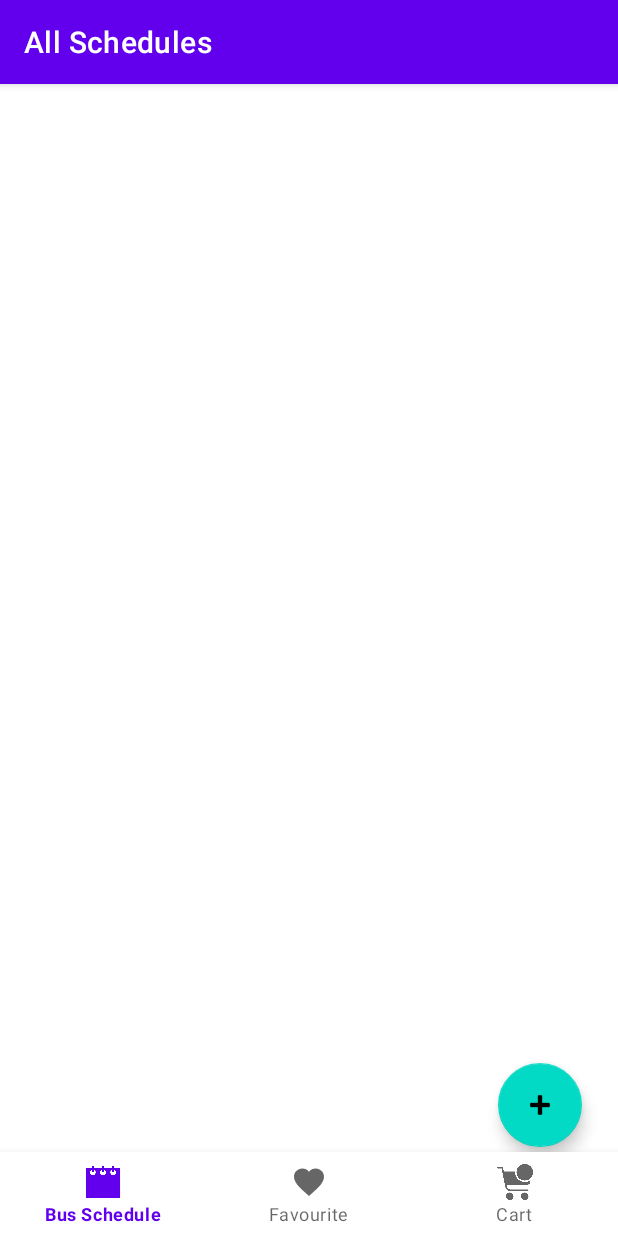
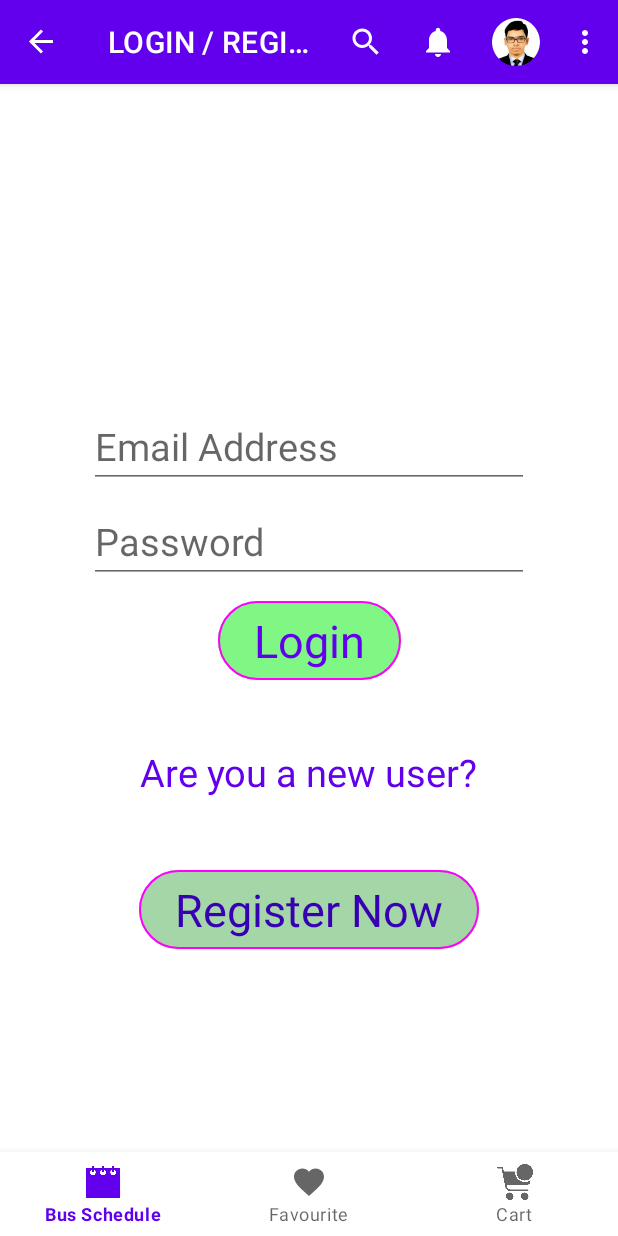
Before and after one commit to asrafulalam78/Bus-Ticket-Room-DB-DEMO, an Android app: the screen it shows after launch (MainActivity), on a phone screen of 412 x 824 dp. Run offline under Robolectric (Android 15) with nearby library versions, the phone set to English and light mode, and no system bars; our stand-ins replace Room's generated code, data binding, navigation-ui.

Commit message:
updated login and logout

```diff
--- a/app/build.gradle
+++ b/app/build.gradle
@@ -68,4 +68,8 @@ dependencies {
     implementation 'org.jetbrains.kotlinx:kotlinx-coroutines-core:1.3.5'
     implementation 'org.jetbrains.kotlinx:kotlinx-coroutines-android:1.6.4'
 
+    //DataStore
+    implementation "androidx.datastore:datastore-preferences:1.0.0"
+    implementation "androidx.lifecycle:lifecycle-livedata-ktx:2.5.0-alpha06"
+
 }
--- /dev/null
+++ b/app/src/main/java/com/mdasrafulalam78/roomdbdemo/LoginFragment.kt
@@ -0,0 +1,74 @@
+package com.mdasrafulalam78.roomdbdemo
+
+import android.os.Bundle
+import androidx.fragment.app.Fragment
+import android.view.LayoutInflater
+import android.view.Menu
+import android.view.View
+import android.view.ViewGroup
+import android.widget.Toast
+import androidx.fragment.app.activityViewModels
+import androidx.lifecycle.coroutineScope
+import androidx.navigation.fragment.findNavController
+import com.mdasrafulalam78.roomdbdemo.databinding.FragmentLoginBinding
+import com.mdasrafulalam78.roomdbdemo.databinding.FragmentNewScheduleBinding
+import com.mdasrafulalam78.roomdbdemo.model.UserModel
+import com.mdasrafulalam78.roomdbdemo.viewmodel.LoginViewModel
+import kotlinx.coroutines.launch
+
+class LoginFragment : Fragment() {
+    private lateinit var binding: FragmentLoginBinding
+    private lateinit var preference: LoginPreference
+    private val loginViewModel: LoginViewModel by activityViewModels()
+    override fun onCreate(savedInstanceState: Bundle?) {
+        super.onCreate(savedInstanceState)
+        setHasOptionsMenu(false)
+    }
+
+    override fun onPrepareOptionsMenu(menu: Menu) {
+        super.onPrepareOptionsMenu(menu)
+        menu.clear()
+    }
+    override fun onCreateView(
+        inflater: LayoutInflater, container: ViewGroup?,
+        savedInstanceState: Bundle?
+    ): View? {
+        // Inflate the layout for this fragment
+        preference = LoginPreference(requireContext())
+        binding =  FragmentLoginBinding.inflate(layoutInflater, container, false)
+        loginViewModel.errMsgLD.observe(viewLifecycleOwner) {
+            Toast.makeText(requireActivity(), it, Toast.LENGTH_SHORT).show()
+        }
+        binding.loginBtn.setOnClickListener {
+            var email:String
+            var password: String
+            if (binding.emailInputET.text.isEmpty() || binding.passwordInputET.text.isEmpty()){
+                loginViewModel.errMsgLD.value = "Please enter EMAIL and PASSWORD"
+            }else{
+                 email = binding.emailInputET.text.toString()
+                 password = binding.passwordInputET.text.toString()
+                loginViewModel.login(email, password) {
+                    lifecycle.coroutineScope.launch {
+                        preference.setLoginStatus(true, it, requireContext())
+                        findNavController().popBackStack()
+                    }
+                }
+            }
+
+        }
+        binding.regBtn.setOnClickListener {
+            val email = binding.emailInputET.text.toString()
+            val password = binding.passwordInputET.text.toString()
+            val user = UserModel(
+                email = email, password = password
+            )
+            loginViewModel.register(user){
+                lifecycle.coroutineScope.launch {
+                    preference.setLoginStatus(true, it, requireContext())
+                    findNavController().popBackStack()
+                }
+            }
+        }
+        return binding.root
+    }
+}
--- a/app/src/main/java/com/mdasrafulalam78/roomdbdemo/MainActivity.kt
+++ b/app/src/main/java/com/mdasrafulalam78/roomdbdemo/MainActivity.kt
@@ -2,23 +2,39 @@ package com.mdasrafulalam78.roomdbdemo
 
 import androidx.appcompat.app.AppCompatActivity
 import android.os.Bundle
+import android.view.Menu
+import android.view.MenuInflater
+import android.view.MenuItem
+import android.widget.SearchView
+import android.widget.Toast
+import androidx.appcompat.widget.Toolbar
+import androidx.lifecycle.Observer
+import androidx.lifecycle.asLiveData
+import androidx.lifecycle.coroutineScope
+import androidx.lifecycle.lifecycleScope
 import androidx.navigation.NavController
 import androidx.navigation.findNavController
 import androidx.navigation.fragment.NavHostFragment
+import androidx.navigation.ui.AppBarConfiguration
 import androidx.navigation.ui.setupActionBarWithNavController
 import androidx.navigation.ui.setupWithNavController
 import com.mdasrafulalam78.roomdbdemo.R
 import kotlinx.android.synthetic.main.activity_main.*
+import kotlinx.coroutines.launch
 
 class MainActivity : AppCompatActivity() {
+    private lateinit var preference: LoginPreference
+    private lateinit var appBarConfiguration: AppBarConfiguration
     private lateinit var navController: NavController
     override fun onCreate(savedInstanceState: Bundle?) {
         super.onCreate(savedInstanceState)
         setContentView(R.layout.activity_main)
+        preference = LoginPreference(applicationContext)
         val navHostFragment = supportFragmentManager
             .findFragmentById(R.id.fragmentContainerView) as NavHostFragment
         navController = navHostFragment.navController
-        setupActionBarWithNavController(navController)
+        appBarConfiguration = AppBarConfiguration(navController.graph)
+        setupActionBarWithNavController(navController, appBarConfiguration)
         bottomNavigationView.setupWithNavController(navController)
 //        bottomNavigationView.itemIconTintList = null
         bottomNavigationView.setOnItemSelectedListener {
@@ -36,6 +52,40 @@ class MainActivity : AppCompatActivity() {
             }
         }
     }
+    override fun onCreateOptionsMenu(menu: Menu?): Boolean {
+        menuInflater.inflate(R.menu.toolbar_menu,menu)
+        val search = menu?.findItem(R.id.action_search)
+        val searchView = search?.actionView as SearchView
+        searchView.queryHint = "Search"
+        searchView.setOnQueryTextListener(object : SearchView.OnQueryTextListener {
+            override fun onQueryTextSubmit(query: String?): Boolean {
+
+                return true
+            }
+            override fun onQueryTextChange(newText: String?): Boolean {
+//                adapter.filter.filter(newText)
+                return true
+            }
+        })
+        return super.onCreateOptionsMenu(menu)
+    }
+    override fun onOptionsItemSelected(item: MenuItem): Boolean {
+        when (item.itemId){
+            R.id.action_notification -> Toast.makeText(this,"No new notification", Toast.LENGTH_SHORT).show()
+            R.id.action_message -> Toast.makeText(this,"No new messsage", Toast.LENGTH_SHORT).show()
+            R.id.action_search -> Toast.makeText(this,"Search is not implemented yet", Toast.LENGTH_SHORT).show()
+            R.id.logout -> {
+                preference.userIdFlow.asLiveData().observe(this, Observer {
+                    ScheduleListFragment.userId = it
+                })
+                lifecycle.coroutineScope.launch {
+                    preference.setLoginStatus(false, ScheduleListFragment.userId, this@MainActivity)
+                }
+            }
+        }
+        return super.onOptionsItemSelected(item)
+//                Toast.makeText(this,"Your Profile will be visible soon!",Toast.LENGTH_SHORT).show()
+        }
     override fun onSupportNavigateUp(): Boolean {
         return navController.navigateUp() || super.onSupportNavigateUp()
     }
--- a/app/src/main/java/com/mdasrafulalam78/roomdbdemo/ScheduleListFragment.kt
+++ b/app/src/main/java/com/mdasrafulalam78/roomdbdemo/ScheduleListFragment.kt
@@ -2,13 +2,16 @@ package com.mdasrafulalam78.roomdbdemo
 
 import android.os.Bundle
 import android.util.Log
+import android.view.*
 import androidx.fragment.app.Fragment
-import android.view.LayoutInflater
-import android.view.View
-import android.view.ViewGroup
+import android.widget.SearchView
 import android.widget.Toast
 import androidx.core.os.bundleOf
 import androidx.fragment.app.activityViewModels
+import androidx.lifecycle.Observer
+import androidx.lifecycle.asLiveData
+import androidx.lifecycle.coroutineScope
+import androidx.lifecycle.lifecycleScope
 import androidx.navigation.fragment.findNavController
 import androidx.recyclerview.widget.LinearLayoutManager
 import androidx.recyclerview.widget.RecyclerView
@@ -20,15 +23,33 @@ import com.mdasrafulalam78.roomdbdemo.databinding.FragmentScheduleListBinding
 import com.mdasrafulalam78.roomdbdemo.model.BusSchedule
 import com.mdasrafulalam78.roomdbdemo.model.Cart
 import com.mdasrafulalam78.roomdbdemo.viewmodel.ScheduleViewModel
+import kotlinx.coroutines.launch
 
 class ScheduleListFragment : Fragment()
 {
+    private lateinit var preference: LoginPreference
+    private var userId: Long = 0L
     private lateinit var binding: FragmentScheduleListBinding
     private val viewModel: ScheduleViewModel by activityViewModels()
+    override fun onCreate(savedInstanceState: Bundle?) {
+        super.onCreate(savedInstanceState)
+        setHasOptionsMenu(true)
+    }
     override fun onCreateView(
         inflater: LayoutInflater, container: ViewGroup?,
         savedInstanceState: Bundle?
     ): View? {
+        preference = LoginPreference(requireContext())
+        preference.isLoggedInFlow
+            .asLiveData()
+            .observe(viewLifecycleOwner){
+                if (!it) {
+                    findNavController().navigate(R.id.action_schedulListFragment_to_loginFragment)
+                }
+            }
+        preference.userIdFlow.asLiveData().observe(viewLifecycleOwner, Observer {
+            userId = it
+        })
         binding = FragmentScheduleListBinding.inflate(inflater, container, false)
         val scheduleAdapter = ScheduleAdapter(::onMenuItemClicked, ::updateFavorite)
         binding.scheduleRV.layoutManager = LinearLayoutManager(requireActivity())
@@ -54,6 +75,10 @@ class ScheduleListFragment : Fragment()
         return binding.root
     }
 
+    companion object{
+         var userId: Long = 0L
+    }
+
     private fun updateFavorite(schedule: BusSchedule) {
         viewModel.updateSchedule(schedule)
     }
@@ -69,5 +94,4 @@ class ScheduleListFragment : Fragment()
         }
     }
 
-
 }
--- /dev/null
+++ b/app/src/main/java/com/mdasrafulalam78/roomdbdemo/daos/UserDao.kt
@@ -0,0 +1,23 @@
+package com.mdasrafulalam78.roomdbdemo.daos
+
+import androidx.room.Dao
+import androidx.room.Delete
+import androidx.room.Insert
+import androidx.room.Query
+import androidx.room.Update
+import com.mdasrafulalam78.roomdbdemo.model.UserModel
+
+@Dao
+interface UserDao {
+    @Insert
+    suspend fun insertUser(userModel: UserModel) : Long
+
+    @Delete
+    suspend fun deleteUser(userModel: UserModel)
+
+    @Update
+    suspend fun updateUser(userModel: UserModel)
+
+    @Query("select * from tbl_user where email = :email")
+    suspend fun getUserByEmail(email: String) : UserModel?
+}
--- a/app/src/main/java/com/mdasrafulalam78/roomdbdemo/db/ScheduleDB.kt
+++ b/app/src/main/java/com/mdasrafulalam78/roomdbdemo/db/ScheduleDB.kt
@@ -7,12 +7,15 @@ import androidx.room.RoomDatabase
 import androidx.room.migration.Migration
 import androidx.sqlite.db.SupportSQLiteDatabase
 import com.mdasrafulalam78.roomdbdemo.daos.ScheduleDao
+import com.mdasrafulalam78.roomdbdemo.daos.UserDao
 import com.mdasrafulalam78.roomdbdemo.model.BusSchedule
 import com.mdasrafulalam78.roomdbdemo.model.Cart
+import com.mdasrafulalam78.roomdbdemo.model.UserModel
 
-@Database(entities = [BusSchedule::class,Cart::class], version = 1)
+@Database(entities = [BusSchedule::class,Cart::class, UserModel::class], version = 1)
 abstract class ScheduleDB : RoomDatabase(){
     abstract fun getScheduleDao() : ScheduleDao
+    abstract fun userDao() : UserDao
 
     companion object {
         private var db: ScheduleDB? = null
--- /dev/null
+++ b/app/src/main/java/com/mdasrafulalam78/roomdbdemo/prefdata/LoginPreference.kt
@@ -0,0 +1,47 @@
+package  com.mdasrafulalam78.roomdbdemo
+
+import android.content.Context
+import androidx.datastore.core.DataStore
+import androidx.datastore.preferences.core.*
+import androidx.datastore.preferences.preferencesDataStore
+import kotlinx.coroutines.flow.Flow
+import kotlinx.coroutines.flow.catch
+import kotlinx.coroutines.flow.map
+import java.io.IOException
+
+
+private const val prefName = "login_preference"
+private val Context.dataStore : DataStore<Preferences> by preferencesDataStore(
+    name = prefName
+)
+class LoginPreference(context: Context) {
+
+    private val isLoggedIn = booleanPreferencesKey("isLoggedIn")
+    private val userId = longPreferencesKey("user_id")
+
+    val isLoggedInFlow: Flow<Boolean> = context.dataStore.data
+        .catch {
+            if (it is IOException) {
+                emit(emptyPreferences())
+            }else {throw it}
+        }
+        .map {
+            it[isLoggedIn] ?: false
+        }
+
+    val userIdFlow: Flow<Long> = context.dataStore.data
+        .catch {
+            if (it is IOException) {
+                emit(emptyPreferences())
+            }else {throw it}
+        }
+        .map {
+        it[userId] ?: 0
+    }
+    suspend fun setLoginStatus(status: Boolean, id: Long, context: Context) {
+        context.dataStore.edit {
+            it[isLoggedIn] = status
+            it[userId] = id
+        }
+    }
+}
--- a/app/src/main/res/layout/activity_main.xml
+++ b/app/src/main/res/layout/activity_main.xml
@@ -5,7 +5,6 @@
     android:layout_width="match_parent"
     android:layout_height="match_parent"
     tools:context=".MainActivity" >
-
     <androidx.fragment.app.FragmentContainerView
         android:id="@+id/fragmentContainerView"
         android:name="androidx.navigation.fragment.NavHostFragment"
--- /dev/null
+++ b/app/src/main/res/layout/fragment_login.xml
@@ -0,0 +1,85 @@
+<?xml version="1.0" encoding="utf-8"?>
+<layout xmlns:android="http://schemas.android.com/apk/res/android"
+    xmlns:tools="http://schemas.android.com/tools"
+    xmlns:app="http://schemas.android.com/apk/res-auto">
+
+    <data>
+
+    </data>
+
+    <androidx.constraintlayout.widget.ConstraintLayout
+        android:id="@+id/frameLayout"
+        android:layout_width="match_parent"
+        android:layout_height="match_parent"
+        tools:context=".LoginFragment">
+
+        <EditText
+            android:id="@+id/emailInputET"
+            android:layout_width="wrap_content"
+            android:layout_height="wrap_content"
+            android:ems="10"
+            android:hint="@string/email_address"
+            android:textSize="25sp"
+            android:inputType="textEmailAddress"
+            app:layout_constraintBottom_toBottomOf="parent"
+            app:layout_constraintEnd_toEndOf="parent"
+            app:layout_constraintStart_toStartOf="parent"
+            app:layout_constraintTop_toTopOf="parent"
+            app:layout_constraintVertical_bias="0.3" />
+
+        <EditText
+            android:id="@+id/passwordInputET"
+            android:layout_width="wrap_content"
+            android:layout_height="wrap_content"
+            android:layout_marginTop="8dp"
+            android:ems="10"
+            android:textSize="25sp"
+            android:hint="@string/password"
+            android:inputType="textPassword"
+            app:layout_constraintEnd_toEndOf="parent"
+            app:layout_constraintStart_toStartOf="parent"
+            app:layout_constraintTop_toBottomOf="@+id/emailInputET" />
+
+        <com.google.android.material.button.MaterialButton
+            android:id="@+id/loginBtn"
+            android:layout_width="wrap_content"
+            android:layout_height="wrap_content"
+            android:backgroundTint="#80F685"
+            style="@style/Widget.Material3.Button.OutlinedButton"
+            android:layout_marginTop="8dp"
+            android:text="@string/login"
+            android:textSize="30sp"
+            app:layout_constraintEnd_toEndOf="parent"
+            app:layout_constraintStart_toStartOf="parent"
+            app:layout_constraintTop_toBottomOf="@+id/passwordInputET" />
+
+
+
+        <TextView
+            android:id="@+id/textView"
+            android:layout_width="wrap_content"
+            android:layout_height="wrap_content"
+            android:layout_marginTop="40dp"
+            android:text="@string/are_you_a_new_user"
+            android:textColor="@color/purple_500"
+            android:textSize="25sp"
+            app:layout_constraintEnd_toEndOf="parent"
+            app:layout_constraintStart_toStartOf="parent"
+            app:layout_constraintTop_toBottomOf="@+id/loginBtn" />
+
+        <com.google.android.material.button.MaterialButton
+            android:id="@+id/regBtn"
+            android:layout_width="wrap_content"
+            android:layout_height="wrap_content"
+            style="@style/Widget.Material3.Button.OutlinedButton"
+            android:layout_marginTop="44dp"
+            android:backgroundTint="#A5D6A7"
+            android:text="@string/register_now"
+            android:textColor="@color/purple_700"
+            android:textSize="30sp"
+            app:layout_constraintEnd_toEndOf="parent"
+            app:layout_constraintStart_toStartOf="parent"
+            app:layout_constraintTop_toBottomOf="@+id/textView" />
+
+    </androidx.constraintlayout.widget.ConstraintLayout>
+</layout>
--- a/app/src/main/res/menu/toolbar_menu.xml
+++ b/app/src/main/res/menu/toolbar_menu.xml
@@ -14,6 +14,9 @@
         android:title="@string/message"
         android:icon="@drawable/ic_baseline_mail_outline_24"
         app:showAsAction="ifRoom" />
+    <item android:title="@string/logout"
+        app:showAsAction="never"
+        android:id="@+id/logout"/>
 
     <item android:id="@+id/action_profile"
         android:title="@string/profile_menu"
--- a/app/src/main/res/navigation/nav_graph.xml
+++ b/app/src/main/res/navigation/nav_graph.xml
@@ -29,6 +29,9 @@
         <action
             android:id="@+id/action_schedulListFragment_to_cartListFragment"
             app:destination="@id/cartListFragment" />
+        <action
+            android:id="@+id/action_schedulListFragment_to_loginFragment"
+            app:destination="@id/loginFragment" />
     </fragment>
     <fragment
         android:id="@+id/favouriteListFragment"
@@ -40,5 +43,10 @@
         android:name="com.mdasrafulalam78.roomdbdemo.CartListFragment"
         android:label="@string/my_cart"
         tools:layout="@layout/fragment_cart_list" />
+    <fragment
+        android:id="@+id/loginFragment"
+        android:name="com.mdasrafulalam78.roomdbdemo.LoginFragment"
+        android:label="@string/login_reg"
+        tools:layout="@layout/fragment_login" />
 
 </navigation>
--- a/app/src/main/res/values/strings.xml
+++ b/app/src/main/res/values/strings.xml
@@ -15,4 +15,11 @@
     <string name="my_cart">My Cart</string>
     <string name="add_to_cart">Add To Cart</string>
     <string name="purchase">Purchase</string>
+    <string name="email_address">Email Address</string>
+    <string name="password">Password</string>
+    <string name="register_now">Register Now</string>
+    <string name="are_you_a_new_user">Are you a new user?</string>
+    <string name="login_reg">LOGIN / REGISTRATION</string>
+    <string name="login">Login</string>
+    <string name="logout">Logout</string>
 </resources>
```
Also changed, not shown: app/src/main/java/com/mdasrafulalam78/roomdbdemo/model/UserModel.kt (added, +14 -0 lines), app/src/main/java/com/mdasrafulalam78/roomdbdemo/viewmodel/LoginViewModel.kt (added, +46 -0 lines).
